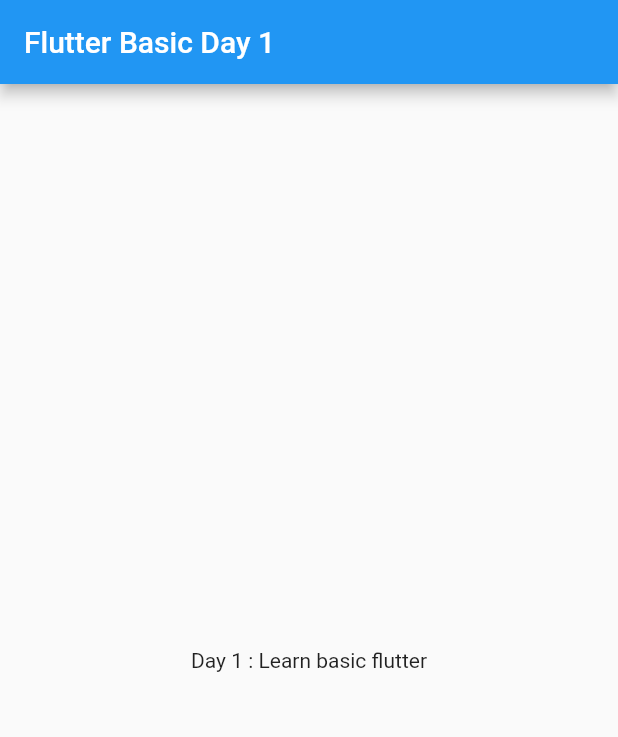
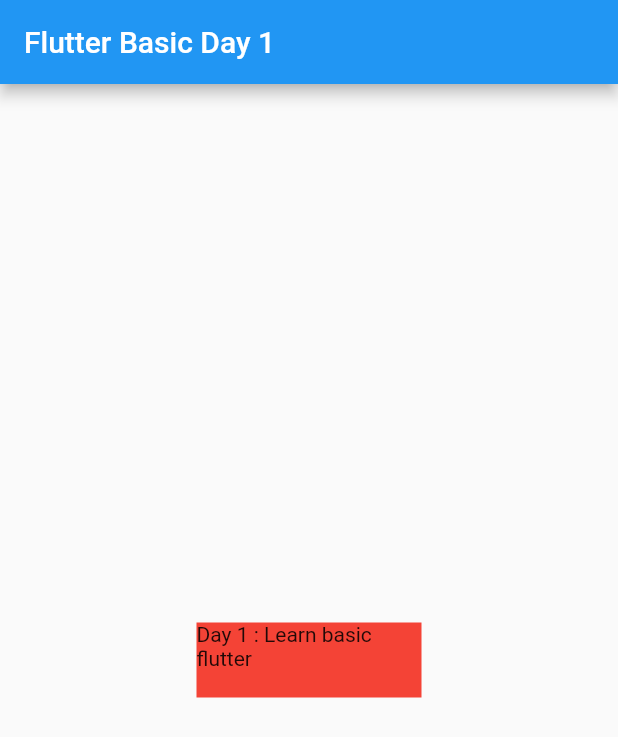
Before and after one commit to jdniels/flutterbasic, a Flutter app: the screen it shows after launch, on a phone screen of 412 x 824 dp. Shown: the top 737 px of the screen. Run offline on Flutter 3.47's test engine with Material 2 defaults, Android fonts, the phone set to English and light mode, and no system bars.

Commit message:
learn widget txt

```diff
--- a/lib/main.dart
+++ b/lib/main.dart
@@ -12,7 +12,16 @@ class MyApp extends StatelessWidget {
         appBar: AppBar(
           title: Text("Flutter Basic Day 1"),
         ),
-        body: Center(child: Text("Day 1 : Learn basic flutter")),
+        body: Center(
+            child: Container(
+                color: Colors.red,
+                height: 50,
+                width: 150,
+                child: Text(
+                  "Day 1 : Learn basic flutter",
+                  maxLines: 2,
+                  overflow: TextOverflow.ellipsis,
+                ))),
       ),
     );
   }
```
